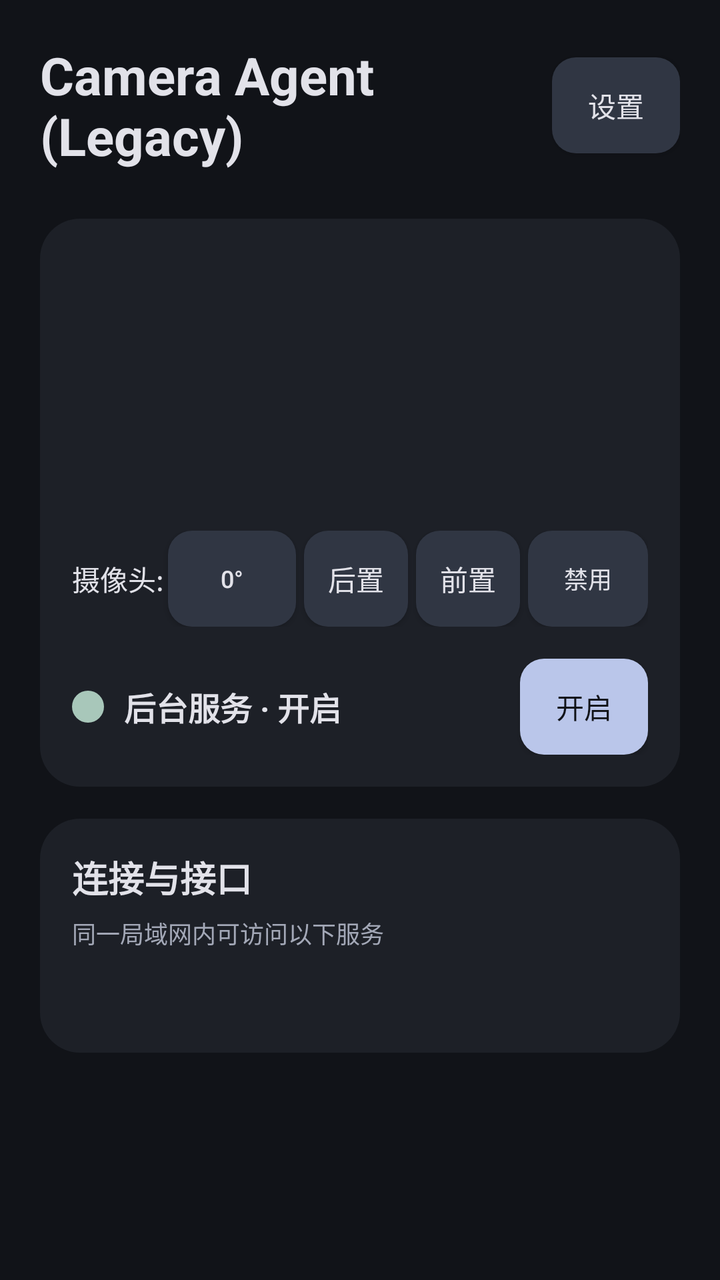
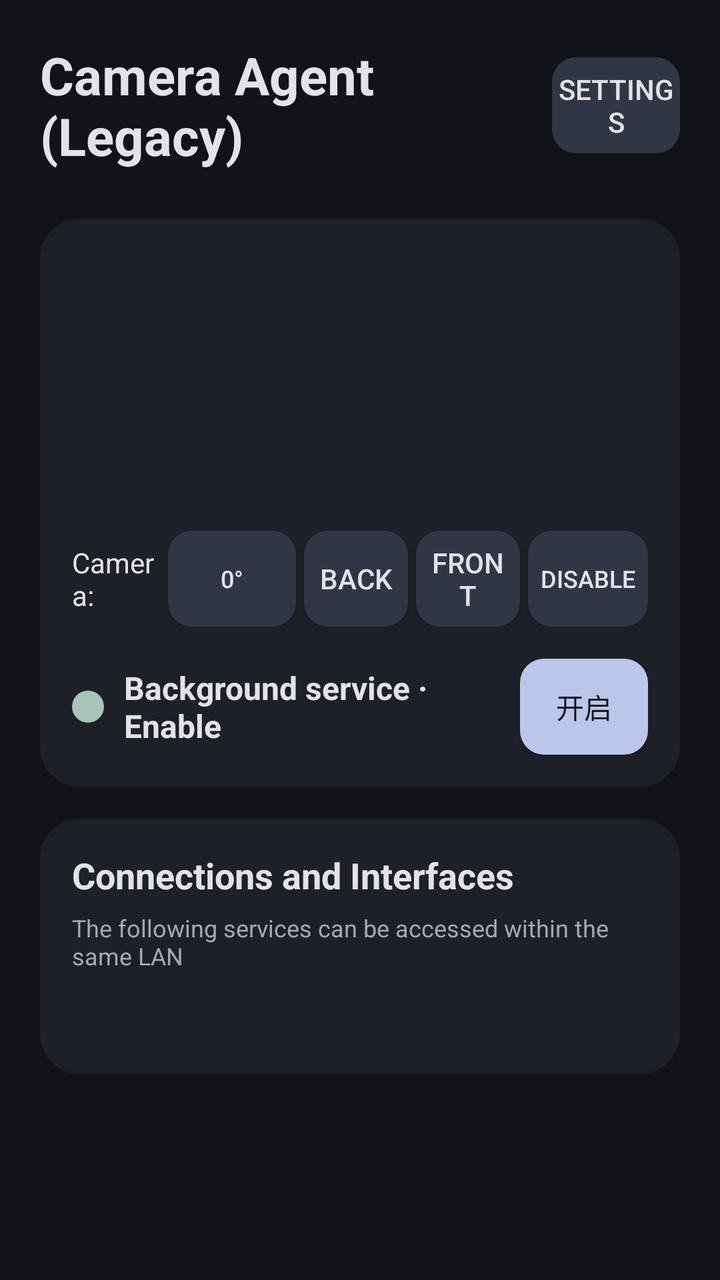

An Android layout rendered at two revisions. The XML below is the earlier revision; the diff shows what the commit changed to produce the second picture.
<!-- AndroidManifest.xml: application theme Theme.CameraAgent -->
<!-- res/layout/activity_standby.xml -->
<?xml version="1.0" encoding="utf-8"?>
<RelativeLayout
    xmlns:android="http://schemas.android.com/apk/res/android"
    xmlns:app="http://schemas.android.com/apk/res-auto"
    android:id="@+id/root"
    android:layout_width="match_parent"
    android:layout_height="match_parent"
    android:background="@color/ui_background">
    <ScrollView
        android:layout_width="match_parent"
        android:layout_height="match_parent"
        android:fillViewport="true">
        <LinearLayout
            android:layout_width="match_parent"
            android:layout_height="wrap_content"
            android:orientation="vertical"
            android:padding="20dp">
            <LinearLayout android:layout_width="match_parent" android:layout_height="wrap_content" android:gravity="center_vertical" android:layout_marginBottom="24dp">
                <TextView android:layout_width="0dp" android:layout_weight="1" android:layout_height="wrap_content" android:text="Camera Agent (Legacy)" android:textSize="26sp" android:textColor="@color/ui_text" android:textStyle="bold" />
                <Button android:id="@+id/settings" android:layout_width="64dp" android:layout_height="48dp" android:text="设置" android:textColor="@color/control_text" android:background="@drawable/control_button" />
            </LinearLayout>
            <LinearLayout android:id="@+id/service_bar" android:layout_width="match_parent" android:layout_height="wrap_content" android:orientation="vertical" android:background="@drawable/surface_card">
                <LinearLayout android:layout_width="match_parent" android:layout_height="wrap_content" android:gravity="center_vertical" android:paddingTop="12dp">
                    <TextView android:id="@+id/http_status" android:layout_width="0dp" android:layout_weight="1" android:layout_height="wrap_content" android:textColor="@color/ui_text" android:textSize="14sp" />
                    <TextView android:id="@+id/http_connections" android:layout_width="wrap_content" android:layout_height="wrap_content" android:textColor="@color/ui_text_secondary" android:textSize="12sp" />
                </LinearLayout>
                <LinearLayout android:layout_width="match_parent" android:layout_height="wrap_content" android:gravity="center_vertical" android:paddingTop="12dp">
                    <TextView android:id="@+id/mcp_status" android:layout_width="0dp" android:layout_weight="1" android:layout_height="wrap_content" android:textColor="@color/ui_text" android:textSize="14sp" />
                    <TextView android:id="@+id/mcp_connections" android:layout_width="wrap_content" android:layout_height="wrap_content" android:textColor="@color/ui_text_secondary" android:textSize="12sp" />
                </LinearLayout>
                <TextView android:id="@+id/mqtt_status" android:layout_width="match_parent" android:layout_height="wrap_content" android:paddingTop="12dp" android:textColor="@color/ui_text" android:textSize="14sp" />
                <LinearLayout android:layout_width="match_parent" android:layout_height="wrap_content" android:gravity="center_vertical" android:paddingTop="12dp">
                    <TextView android:id="@+id/camera_status" android:layout_width="0dp" android:layout_weight="1" android:layout_height="wrap_content" android:textColor="@color/ui_text" android:textSize="14sp" />
                    <TextView android:id="@+id/cameraRuntime" android:layout_width="wrap_content" android:layout_height="wrap_content" android:textColor="@color/ui_text_secondary" android:textSize="12sp" />
                </LinearLayout>
                <LinearLayout android:id="@+id/facing_row" android:layout_width="match_parent" android:layout_height="wrap_content" android:gravity="center_vertical" android:layout_marginTop="16dp">
                    <TextView android:layout_width="0dp" android:layout_weight="1" android:layout_height="wrap_content" android:text="摄像头:" android:textColor="@color/ui_text" android:textSize="14sp" />
                    <Button android:id="@+id/rotation" android:layout_width="64dp" android:layout_height="48dp" android:padding="2dp" android:minWidth="0dp" android:text="0°" android:textSize="12sp" android:singleLine="true" android:textColor="@color/control_text" android:background="@drawable/control_button" />
                    <Button android:id="@+id/facing_back" android:layout_width="52dp" android:layout_height="48dp" android:layout_marginLeft="4dp" android:padding="4dp" android:minWidth="0dp" android:text="后置" android:textSize="14sp" android:textColor="@color/control_text" android:background="@drawable/control_button"  />
                    <Button android:id="@+id/facing_front" android:layout_width="52dp" android:layout_height="48dp" android:layout_marginLeft="4dp" android:padding="4dp" android:minWidth="0dp" android:text="前置" android:textSize="14sp" android:textColor="@color/control_text" android:background="@drawable/control_button"  />
                    <Button android:id="@+id/facing_disabled" android:layout_width="60dp" android:layout_height="48dp" android:layout_marginLeft="4dp" android:padding="4dp" android:minWidth="0dp" android:text="禁用" android:textSize="12sp" android:singleLine="true" android:textColor="@color/control_text" android:background="@drawable/control_button"  />
                </LinearLayout>
                <LinearLayout android:layout_width="match_parent" android:layout_height="wrap_content" android:gravity="center_vertical" android:layout_marginTop="16dp">
                    <View android:id="@+id/status_led" android:layout_width="16dp" android:layout_height="16dp" android:layout_marginRight="10dp" android:background="@drawable/led_green" />
                    <TextView android:id="@+id/status_text" android:layout_width="0dp" android:layout_weight="1" android:layout_height="wrap_content" android:text="后台服务 · 开启" android:textColor="@color/ui_text" android:textStyle="bold" android:textSize="16sp" android:layout_marginRight="8dp" />
                    <ToggleButton android:id="@+id/camera_service_toggle" android:layout_width="64dp" android:layout_height="48dp" android:textOn="开启" android:textOff="关闭" android:checked="true" android:background="@drawable/control_button" android:textColor="@color/control_text" />
                </LinearLayout>
            </LinearLayout>
            <LinearLayout
                android:layout_width="match_parent"
                android:layout_height="wrap_content"
                android:orientation="vertical"
                android:background="@drawable/surface_card"
                android:layout_marginTop="16dp">
                <TextView
                    android:layout_width="match_parent"
                    android:layout_height="wrap_content"
                    android:text="连接与接口"
                    android:textSize="18sp"
                    android:textColor="@color/ui_text"
                    android:textStyle="bold" />
                <TextView
                    android:layout_width="match_parent"
                    android:layout_height="wrap_content"
                    android:text="同一局域网内可访问以下服务"
                    android:textSize="12sp"
                    android:textColor="@color/ui_text_secondary"
                    android:layout_marginTop="6dp"
                    android:layout_marginBottom="16dp" />
                <TextView
                    android:layout_width="match_parent"
                    android:layout_height="wrap_content"
                    android:text=""
                    android:textSize="14sp"
                    android:textColor="@color/ui_primary"
                    android:id="@+id/info"
                    android:fontFamily="monospace"
                    android:lineSpacingExtra="6dp"
                    android:textIsSelectable="false" />
            </LinearLayout>
        </LinearLayout>
    </ScrollView>
</RelativeLayout>
<!-- resources referenced by this layout -->
<resources>
  <color name="ui_background">#111318</color>
  <color name="ui_primary">#BAC6EA</color>
  <color name="ui_text">#E2E2E9</color>
  <color name="ui_text_secondary">#A3A8B7</color>
  <!-- drawable control_button (drawable) -->
  <selector xmlns:android="http://schemas.android.com/apk/res/android"><item android:state_selected="true"><shape><solid android:color="@color/ui_primary"/><corners android:radius="12dp"/></shape></item><item android:state_checked="true"><shape><solid android:color="@color/ui_primary"/><corners android:radius="12dp"/></shape></item><item android:state_pressed="true"><shape><solid android:color="@color/ui_pressed"/><corners android:radius="12dp"/></shape></item><item><shape><solid android:color="@color/ui_control"/><corners android:radius="12dp"/></shape></item></selector>
  <!-- drawable led_green (drawable) -->
  <shape xmlns:android="http://schemas.android.com/apk/res/android" android:shape="oval"><solid android:color="@color/ui_success"/></shape>
  <!-- drawable surface_card (drawable) -->
  <shape xmlns:android="http://schemas.android.com/apk/res/android"><solid android:color="@color/ui_surface"/><corners android:radius="20dp"/><padding android:left="16dp" android:top="16dp" android:right="16dp" android:bottom="16dp"/></shape>
  <style name="Theme.CameraAgent" parent="android:style/Theme.Holo.NoActionBar">
  <item name="android:windowBackground">@color/ui_background</item>
  <item name="android:colorBackground">@color/ui_background</item>
  <item name="android:textColorPrimary">@color/ui_text</item>
  <item name="android:textColorSecondary">@color/ui_text_secondary</item>
  </style>
  <color name="ui_pressed">#40495F</color>
  <color name="ui_control">#303643</color>
  <color name="ui_success">#A8C7BA</color>
  <color name="ui_surface">#1D2027</color>
</resources>

<!-- the commit's change to res/layout/activity_standby.xml (unified diff, before → after) -->
@@ -17,7 +17,7 @@
             android:padding="20dp">
             <LinearLayout android:layout_width="match_parent" android:layout_height="wrap_content" android:gravity="center_vertical" android:layout_marginBottom="24dp">
                 <TextView android:layout_width="0dp" android:layout_weight="1" android:layout_height="wrap_content" android:text="Camera Agent (Legacy)" android:textSize="26sp" android:textColor="@color/ui_text" android:textStyle="bold" />
-                <Button android:id="@+id/settings" android:layout_width="64dp" android:layout_height="48dp" android:text="设置" android:textColor="@color/control_text" android:background="@drawable/control_button" />
+                <Button android:id="@+id/settings" android:layout_width="64dp" android:layout_height="48dp" android:text="@string/settings_button" android:textColor="@color/control_text" android:background="@drawable/control_button" />
             </LinearLayout>
             <LinearLayout android:id="@+id/service_bar" android:layout_width="match_parent" android:layout_height="wrap_content" android:orientation="vertical" android:background="@drawable/surface_card">
                 <LinearLayout android:layout_width="match_parent" android:layout_height="wrap_content" android:gravity="center_vertical" android:paddingTop="12dp">
@@ -34,15 +34,15 @@
                     <TextView android:id="@+id/cameraRuntime" android:layout_width="wrap_content" android:layout_height="wrap_content" android:textColor="@color/ui_text_secondary" android:textSize="12sp" />
                 </LinearLayout>
                 <LinearLayout android:id="@+id/facing_row" android:layout_width="match_parent" android:layout_height="wrap_content" android:gravity="center_vertical" android:layout_marginTop="16dp">
-                    <TextView android:layout_width="0dp" android:layout_weight="1" android:layout_height="wrap_content" android:text="摄像头:" android:textColor="@color/ui_text" android:textSize="14sp" />
+                    <TextView android:layout_width="0dp" android:layout_weight="1" android:layout_height="wrap_content" android:text="@string/ui_camera" android:textColor="@color/ui_text" android:textSize="14sp" />
                     <Button android:id="@+id/rotation" android:layout_width="64dp" android:layout_height="48dp" android:padding="2dp" android:minWidth="0dp" android:text="0°" android:textSize="12sp" android:singleLine="true" android:textColor="@color/control_text" android:background="@drawable/control_button" />
-                    <Button android:id="@+id/facing_back" android:layout_width="52dp" android:layout_height="48dp" android:layout_marginLeft="4dp" android:padding="4dp" android:minWidth="0dp" android:text="后置" android:textSize="14sp" android:textColor="@color/control_text" android:background="@drawable/control_button"  />
-                    <Button android:id="@+id/facing_front" android:layout_width="52dp" android:layout_height="48dp" android:layout_marginLeft="4dp" android:padding="4dp" android:minWidth="0dp" android:text="前置" android:textSize="14sp" android:textColor="@color/control_text" android:background="@drawable/control_button"  />
-                    <Button android:id="@+id/facing_disabled" android:layout_width="60dp" android:layout_height="48dp" android:layout_marginLeft="4dp" android:padding="4dp" android:minWidth="0dp" android:text="禁用" android:textSize="12sp" android:singleLine="true" android:textColor="@color/control_text" android:background="@drawable/control_button"  />
+                    <Button android:id="@+id/facing_back" android:layout_width="52dp" android:layout_height="48dp" android:layout_marginLeft="4dp" android:padding="4dp" android:minWidth="0dp" android:text="@string/ui_rear" android:textSize="14sp" android:textColor="@color/control_text" android:background="@drawable/control_button"  />
+                    <Button android:id="@+id/facing_front" android:layout_width="52dp" android:layout_height="48dp" android:layout_marginLeft="4dp" android:padding="4dp" android:minWidth="0dp" android:text="@string/ui_prefix" android:textSize="14sp" android:textColor="@color/control_text" android:background="@drawable/control_button"  />
+                    <Button android:id="@+id/facing_disabled" android:layout_width="60dp" android:layout_height="48dp" android:layout_marginLeft="4dp" android:padding="4dp" android:minWidth="0dp" android:text="@string/ui_disable" android:textSize="12sp" android:singleLine="true" android:textColor="@color/control_text" android:background="@drawable/control_button"  />
                 </LinearLayout>
                 <LinearLayout android:layout_width="match_parent" android:layout_height="wrap_content" android:gravity="center_vertical" android:layout_marginTop="16dp">
                     <View android:id="@+id/status_led" android:layout_width="16dp" android:layout_height="16dp" android:layout_marginRight="10dp" android:background="@drawable/led_green" />
-                    <TextView android:id="@+id/status_text" android:layout_width="0dp" android:layout_weight="1" android:layout_height="wrap_content" android:text="后台服务 · 开启" android:textColor="@color/ui_text" android:textStyle="bold" android:textSize="16sp" android:layout_marginRight="8dp" />
+                    <TextView android:id="@+id/status_text" android:layout_width="0dp" android:layout_weight="1" android:layout_height="wrap_content" android:text="@string/ui_background_service_enable" android:textColor="@color/ui_text" android:textStyle="bold" android:textSize="16sp" android:layout_marginRight="8dp" />
                     <ToggleButton android:id="@+id/camera_service_toggle" android:layout_width="64dp" android:layout_height="48dp" android:textOn="开启" android:textOff="关闭" android:checked="true" android:background="@drawable/control_button" android:textColor="@color/control_text" />
                 </LinearLayout>
             </LinearLayout>
@@ -55,14 +55,14 @@
                 <TextView
                     android:layout_width="match_parent"
                     android:layout_height="wrap_content"
-                    android:text="连接与接口"
+                    android:text="@string/ui_connections_and_interfaces"
                     android:textSize="18sp"
                     android:textColor="@color/ui_text"
                     android:textStyle="bold" />
                 <TextView
                     android:layout_width="match_parent"
                     android:layout_height="wrap_content"
-                    android:text="同一局域网内可访问以下服务"
+                    android:text="@string/ui_the_following_services_can_be_accessed_within_the_same_lan"
                     android:textSize="12sp"
                     android:textColor="@color/ui_text_secondary"
                     android:layout_marginTop="6dp"
<!-- resource entries referenced after the edit -->
@@ -10,6 +10,14 @@
   <shape xmlns:android="http://schemas.android.com/apk/res/android" android:shape="oval"><solid android:color="@color/ui_success"/></shape>
   <!-- drawable surface_card (drawable) -->
   <shape xmlns:android="http://schemas.android.com/apk/res/android"><solid android:color="@color/ui_surface"/><corners android:radius="20dp"/><padding android:left="16dp" android:top="16dp" android:right="16dp" android:bottom="16dp"/></shape>
+  <string name="settings_button">"Settings"</string>
+  <string name="ui_background_service_enable">"Background service · Enable"</string>
+  <string name="ui_camera">"Camera:"</string>
+  <string name="ui_connections_and_interfaces">"Connections and Interfaces"</string>
+  <string name="ui_disable">"Disable"</string>
+  <string name="ui_prefix">"Front"</string>
+  <string name="ui_rear">"Back"</string>
+  <string name="ui_the_following_services_can_be_accessed_within_the_same_lan">"The following services can be accessed within the same LAN"</string>
   <style name="Theme.CameraAgent" parent="android:style/Theme.Holo.NoActionBar">
   <item name="android:windowBackground">@color/ui_background</item>
   <item name="android:colorBackground">@color/ui_background</item>
